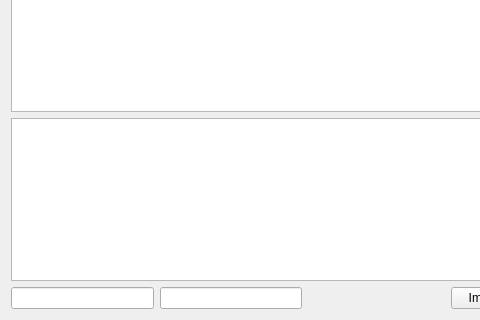
Before: the Qt Designer form ui/importarxml.ui in lellisls/ERP-STACCATO, drawn with Qt 5; both pictures show x 0 to 480 and y 90 to 410 of the 628 by 410 pixel window.
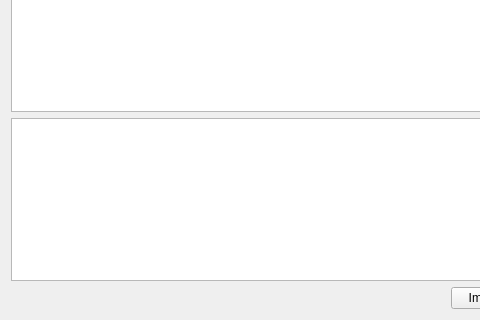
After: the same form once the commit is applied. Custom widgets are drawn as their Qt base class.

Patch:
```diff
--- a/ui/importarxml.ui
+++ b/ui/importarxml.ui
@@ -46,12 +46,6 @@
    </item>
    <item row="3" column="0" colspan="3">
     <layout class="QHBoxLayout" name="horizontalLayout">
-     <item>
-      <widget class="ItemBox" name="lineEdit_2"/>
-     </item>
-     <item>
-      <widget class="ItemBox" name="lineEdit_3"/>
-     </item>
      <item>
       <spacer name="horizontalSpacer">
        <property name="orientation">
@@ -100,12 +94,7 @@
   <customwidget>
    <class>TableView</class>
    <extends>QTableView</extends>
-   <header location="global">src/tableview.h</header>
-  </customwidget>
-  <customwidget>
-   <class>ItemBox</class>
-   <extends>QLineEdit</extends>
-   <header>src/itembox.h</header>
+   <header>src/tableview.h</header>
   </customwidget>
  </customwidgets>
  <resources/>
```
